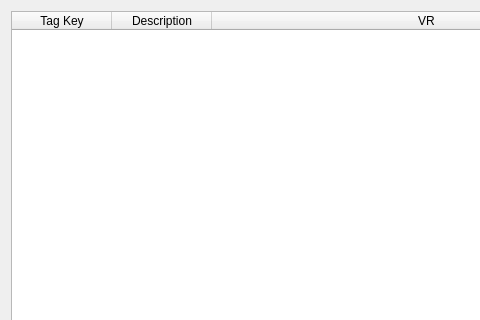
Before: the Qt Designer form DICOM-Viewer/DICOM-Viewer/TagSelectDialog.ui in GavriloviciEduard/DICOM-Extractor-Viewer, drawn with Qt 5; both pictures show x 0 to 480 and y 0 to 320 of the 653 by 585 pixel window.
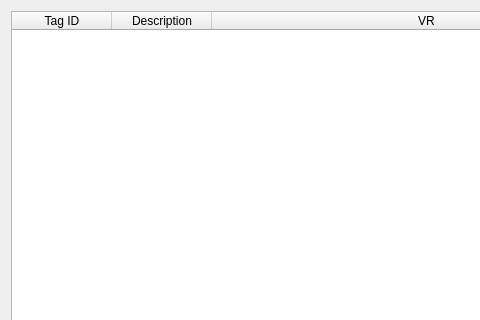
After: the same form once the commit is applied.

Diff of the .ui file:
```diff
--- a/DICOM-Viewer/DICOM-Viewer/TagSelectDialog.ui
+++ b/DICOM-Viewer/DICOM-Viewer/TagSelectDialog.ui
@@ -23,7 +23,7 @@
    <item>
     <widget class="QTableWidget" name="tableWidget">
      <property name="showGrid">
-      <bool>false</bool>
+      <bool>true</bool>
      </property>
      <attribute name="horizontalHeaderStretchLastSection">
       <bool>true</bool>
@@ -33,7 +33,7 @@
      </attribute>
      <column>
       <property name="text">
-       <string>Tag Key</string>
+       <string>Tag ID</string>
       </property>
      </column>
      <column>
```
